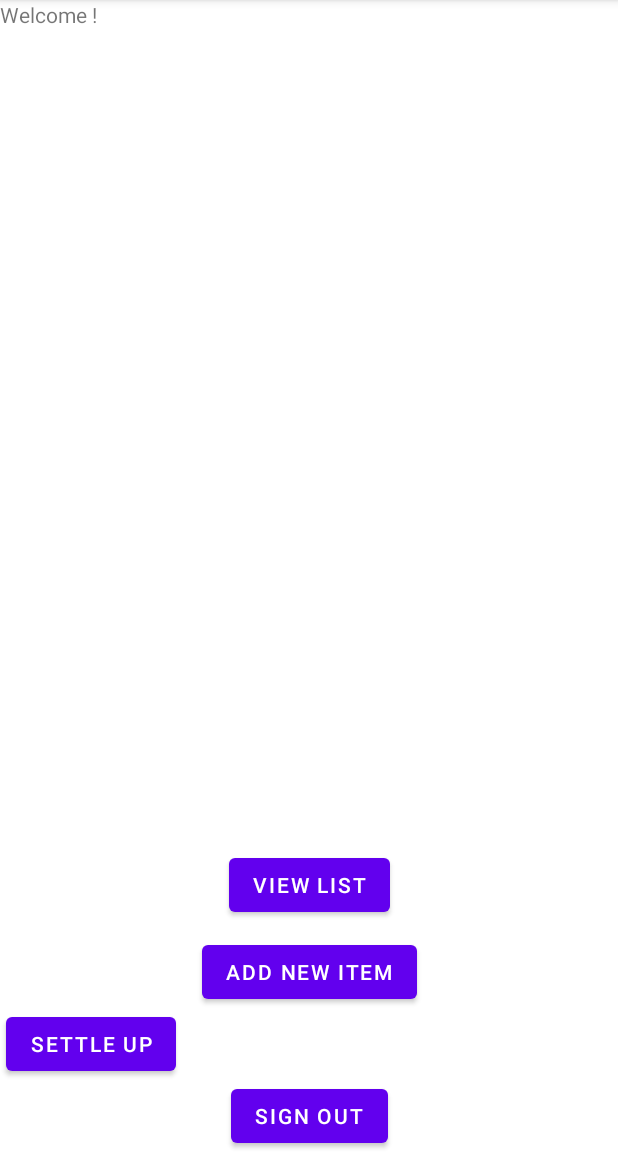
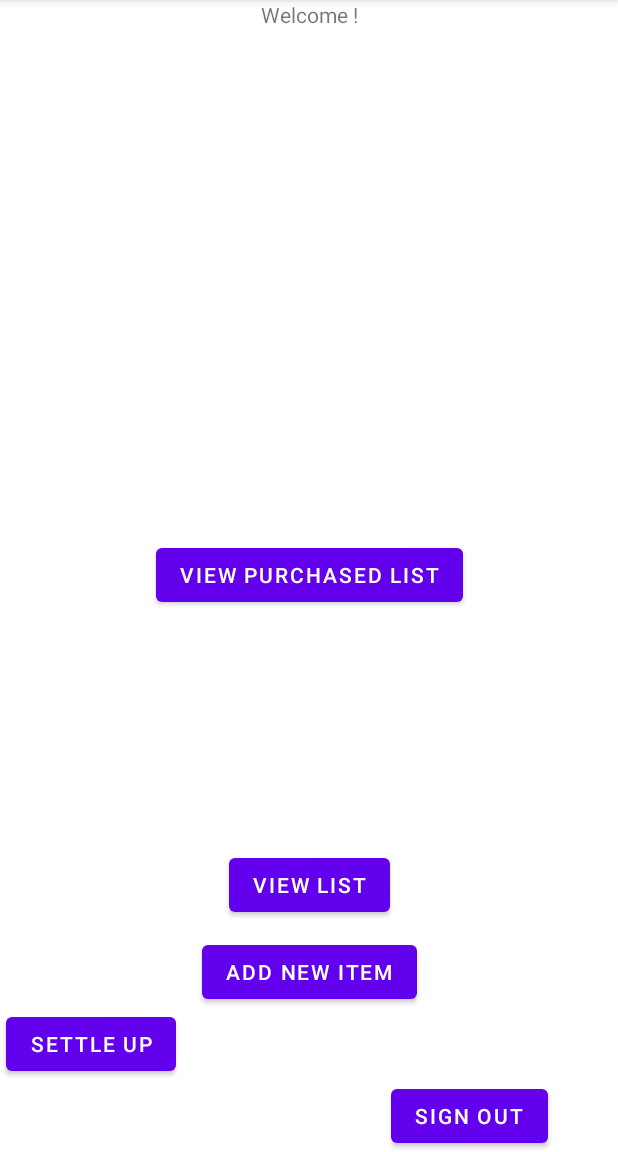
Before and after one commit to zali1205/share-shop-app, an Android app: the MainMenu screen opened directly, with no data from a screen before it, on a phone screen of 412 x 824 dp, the part 84-1236 px from its top. Run offline under Robolectric (Android 15) with nearby library versions, the phone set to English and light mode, and no system bars; our stand-ins replace Firebase (no records; nobody signed in at launch, a user with empty details on screens opened directly); libraries missing offline, so code that uses them is left out: com.firebase.ui.

Commit message:
added delete, fixed view?, added a button for purchased list

```diff
--- a/app/src/main/java/edu/uga/cs/shareshop/AddNewItemActivity.java
+++ b/app/src/main/java/edu/uga/cs/shareshop/AddNewItemActivity.java
@@ -76,7 +76,6 @@ public class AddNewItemActivity extends AppCompatActivity {
                 String name = editTextName.getText().toString();
 
                 for (Item i : itemsList) {
-                    Log.d("AddNewItemActivity", i.getName());
                     if (name.equalsIgnoreCase(i.getName())) {
                         Toast.makeText(getApplicationContext(), "This item already exists. Please enter a unique item.", Toast.LENGTH_SHORT).show();
                         editTextName.setText("");
--- a/app/src/main/res/layout/activity_main_menu.xml
+++ b/app/src/main/res/layout/activity_main_menu.xml
@@ -14,7 +14,10 @@
         android:id="@+id/welcomeTextView"
         android:layout_width="wrap_content"
         android:layout_height="wrap_content"
-        android:text="TextView" />
+        android:text="TextView"
+        app:layout_constraintEnd_toEndOf="parent"
+        app:layout_constraintStart_toStartOf="parent"
+        app:layout_constraintTop_toTopOf="parent" />
 
     <Button
         android:id="@+id/viewListButton"
@@ -56,7 +59,20 @@
         android:text="Sign Out"
         app:layout_constraintBottom_toBottomOf="parent"
         app:layout_constraintEnd_toEndOf="parent"
+        app:layout_constraintHorizontal_bias="0.849"
         app:layout_constraintStart_toStartOf="parent"
-        app:layout_constraintTop_toBottomOf="@+id/settleUpButton" />
+        app:layout_constraintTop_toBottomOf="@+id/settleUpButton"
+        app:layout_constraintVertical_bias="0.0" />
+
+    <Button
+        android:id="@+id/viewPurchasedListButton"
+        android:layout_width="wrap_content"
+        android:layout_height="wrap_content"
+        android:text="view purchased list"
+        app:layout_constraintBottom_toBottomOf="parent"
+        app:layout_constraintEnd_toEndOf="parent"
+        app:layout_constraintStart_toStartOf="parent"
+        app:layout_constraintTop_toTopOf="parent"
+        app:layout_constraintVertical_bias="0.499" />
 
 </androidx.constraintlayout.widget.ConstraintLayout>
```
Also changed, not shown: app/src/main/java/edu/uga/cs/shareshop/ViewCurrentListActivity.java (+25 -1 lines).
